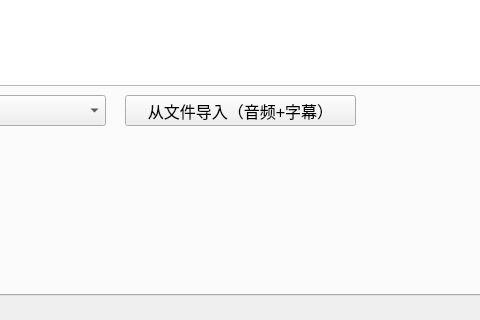
Above: ui/uifiles/dataset_view.ui from kslz/sound_dataset_tools2 before the change; both pictures show x 126 to 606 and y 395 to 715 of the 1200 by 800 pixel window. Below: the same form after it.
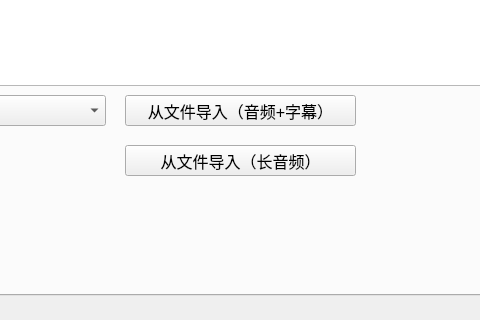
That is the form after the change.

Commit message: 优化界面设计

```diff
--- a/ui/uifiles/dataset_view.ui
+++ b/ui/uifiles/dataset_view.ui
@@ -190,6 +190,19 @@
           <string>导出数据集（单发音人）</string>
          </property>
         </widget>
+        <widget class="QPushButton" name="pushButton_add_long_wav">
+         <property name="geometry">
+          <rect>
+           <x>230</x>
+           <y>490</y>
+           <width>231</width>
+           <height>31</height>
+          </rect>
+         </property>
+         <property name="text">
+          <string>从文件导入（长音频）</string>
+         </property>
+        </widget>
        </widget>
       </item>
      </layout>
```
The commit also changes 5 other files.
